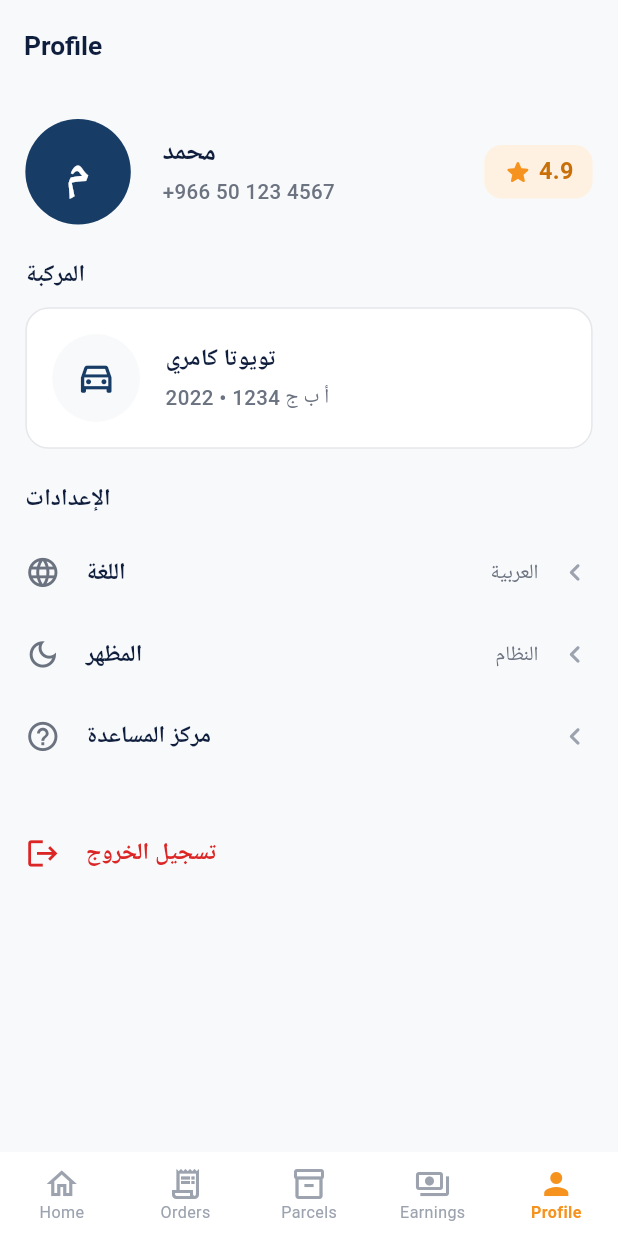
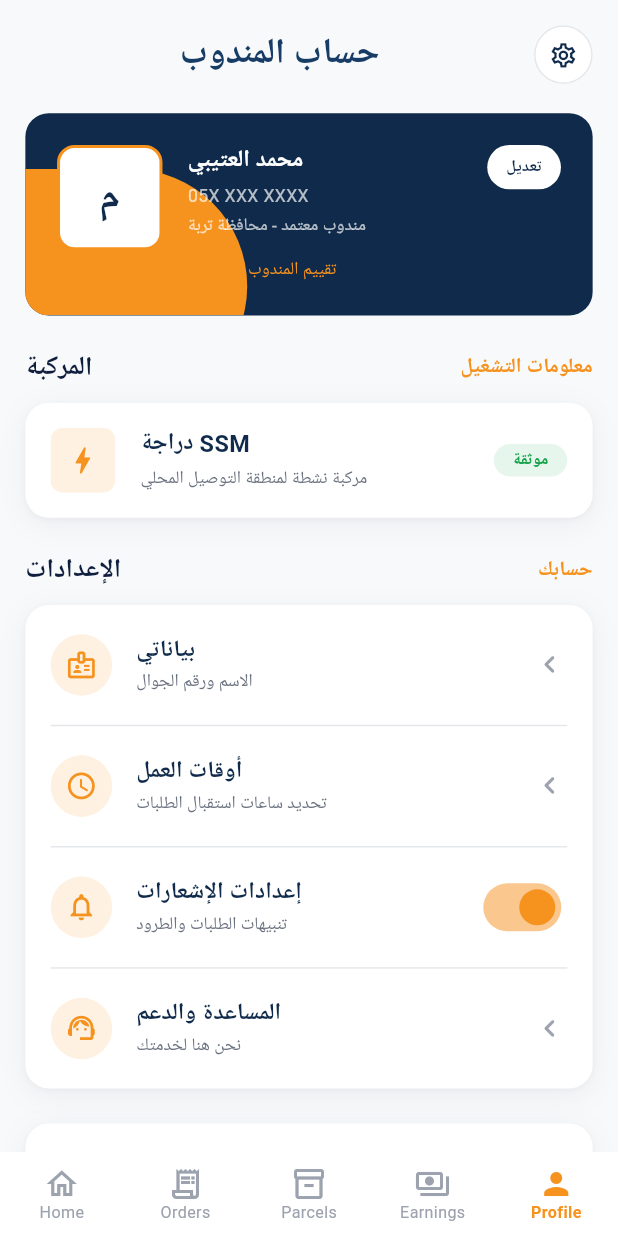
Before and after one commit to ibnRizk/ssm_driver, a Flutter app: the ProfileScreen screen opened by its route, on a phone screen of 412 x 824 dp. Run offline on Flutter 3.47's test engine with Material 3 defaults, Android fonts, the phone set to English and light mode, and no system bars; our stand-ins replace cached_network_image, dartz, dio, equatable, flutter_bloc, flutter_screenutil and 9 more; accounts and stored records are empty; Roboto replaces fonts that are missing (Cairo).

Commit message:
feat: enhance profile screen with new components and layout, add logout functionality

```diff
--- a/lib/features/auth/presentation/screens/login_screen.dart
+++ b/lib/features/auth/presentation/screens/login_screen.dart
@@ -145,6 +145,11 @@ class _PhoneField extends StatelessWidget {
                   Validator.call(value: value, type: ValidatorType.phone),
               decoration: InputDecoration(
                 border: InputBorder.none,
+                enabledBorder: InputBorder.none,
+                focusedBorder: InputBorder.none,
+                errorBorder: InputBorder.none,
+                focusedErrorBorder: InputBorder.none,
+                disabledBorder: InputBorder.none,
                 isDense: true,
                 contentPadding: EdgeInsets.symmetric(
                   vertical: AppSpacing.md.h,
--- a/lib/features/earnings/presentation/widgets/earnings_hero_card.dart
+++ b/lib/features/earnings/presentation/widgets/earnings_hero_card.dart
@@ -23,7 +23,7 @@ class EarningsHeroCard extends StatelessWidget {
     final AppColors c = context.colors;
 
     return Container(
-      height: 150.h,
+      constraints: BoxConstraints(minHeight: 150.h),
       decoration: BoxDecoration(
         color: c.primaryDark,
         borderRadius: BorderRadius.circular(AppRadius.lg.r),
--- a/lib/features/profile/presentation/screens/profile_screen.dart
+++ b/lib/features/profile/presentation/screens/profile_screen.dart
@@ -4,10 +4,34 @@ import 'package:flutter_screenutil/flutter_screenutil.dart';
 import '../../../../core/theme/app_colors.dart';
 import '../../../../core/theme/app_dimens.dart';
 import '../../../../core/theme/app_text_styles.dart';
-import '../../../../core/utils/values/strings.dart';
+import '../widgets/logout_button.dart';
+import '../widgets/profile_card.dart';
+import '../widgets/profile_header.dart';
+import '../widgets/profile_settings_list.dart';
+import '../widgets/vehicle_info_card.dart';
 
-class ProfileScreen extends StatelessWidget {
+/// Driver profile — the `profile` tab's body. `MainScaffold` already
+/// supplies the outer Scaffold and bottom nav; this only builds the
+/// scrollable content.
+///
+/// TODO: Replace the mock values below with a real driver-profile use case
+/// once the driver-account API exists (same shape as `HomeScreen`'s TODO).
+class ProfileScreen extends StatefulWidget {
   const ProfileScreen({super.key});
+
+  @override
+  State<ProfileScreen> createState() => _ProfileScreenState();
+}
+
+class _ProfileScreenState extends State<ProfileScreen> {
+  static const String _name = 'محمد العتيبي';
+  static const String _phone = '05X XXX XXXX';
+  static const String _location = 'مندوب معتمد - محافظة تربة';
+  static const String _rating = '4.9';
+  static const String _vehicleName = 'دراجة SSM';
+  static const String _vehicleSubtitle = 'مركبة نشطة لمنطقة التوصيل المحلي';
+
+  bool _notificationsEnabled = true;
 
   @override
   Widget build(BuildContext context) {
@@ -15,229 +39,91 @@ class ProfileScreen extends StatelessWidget {
 
     return Scaffold(
       backgroundColor: c.background,
-      appBar: AppBar(
-        title: Text(Strings.navProfile, style: AppTextStyles.h2(color: c.textPrimary)),
-        backgroundColor: c.background,
-        elevation: 0,
-        centerTitle: false,
-      ),
-      body: SingleChildScrollView(
+      body: SafeArea(
+        child: SingleChildScrollView(
           padding: EdgeInsets.all(AppSpacing.screen.w),
           child: Column(
             crossAxisAlignment: CrossAxisAlignment.stretch,
             children: <Widget>[
-            _ProfileHeader(name: 'محمد', phone: '+966 50 123 4567', rating: '4.9'),
+              ProfileHeader(onSettingsTap: () {}),
+              SizedBox(height: AppSpacing.lg.h),
+              const ProfileCard(
+                name: _name,
+                phone: _phone,
+                location: _location,
+                rating: _rating,
+              ),
               SizedBox(height: AppSpacing.xl.h),
-            _SectionTitle(title: 'المركبة'),
+              Row(
+                mainAxisAlignment: MainAxisAlignment.spaceBetween,
+                children: <Widget>[
+                  Text(
+                    'المركبة',
+                    style: AppTextStyles.h2(color: c.textPrimary),
+                  ),
+                  Text(
+                    'معلومات التشغيل',
+                    style: AppTextStyles.titleSmall(color: c.secondary),
+                  ),
+                ],
+              ),
               SizedBox(height: AppSpacing.sm.h),
-            _VehicleInfoCard(model: 'تويوتا كامري', plate: 'أ ب ج 1234', year: '2022'),
+              const VehicleInfoCard(
+                name: _vehicleName,
+                subtitle: _vehicleSubtitle,
+              ),
               SizedBox(height: AppSpacing.xl.h),
-            _SectionTitle(title: 'الإعدادات'),
+              Row(
+                mainAxisAlignment: MainAxisAlignment.spaceBetween,
+                children: <Widget>[
+                  Text(
+                    'الإعدادات',
+                    style: AppTextStyles.h2(color: c.textPrimary),
+                  ),
+                  Text(
+                    'حسابك',
+                    style: AppTextStyles.titleSmall(color: c.secondary),
+                  ),
+                ],
+              ),
               SizedBox(height: AppSpacing.sm.h),
-            _SettingsTile(
-              icon: Icons.language_outlined,
-              title: 'اللغة',
-              value: 'العربية',
+              ProfileSettingsList(
+                items: <ProfileSettingsItem>[
+                  ProfileSettingsItem(
+                    icon: Icons.badge_outlined,
+                    title: 'بياناتي',
+                    subtitle: 'الاسم ورقم الجوال',
                     onTap: () {},
                   ),
-            _SettingsTile(
-              icon: Icons.dark_mode_outlined,
-              title: 'المظهر',
-              value: 'النظام',
+                  ProfileSettingsItem(
+                    icon: Icons.access_time_outlined,
+                    title: 'أوقات العمل',
+                    subtitle: 'تحديد ساعات استقبال الطلبات',
                     onTap: () {},
                   ),
-            _SettingsTile(
-              icon: Icons.help_outline,
-              title: 'مركز المساعدة',
+                  ProfileSettingsItem.toggle(
+                    icon: Icons.notifications_outlined,
+                    title: 'إعدادات الإشعارات',
+                    subtitle: 'تنبيهات الطلبات والطرود',
+                    value: _notificationsEnabled,
+                    onChanged: (bool value) {
+                      setState(() => _notificationsEnabled = value);
+                    },
+                  ),
+                  ProfileSettingsItem(
+                    icon: Icons.support_agent_outlined,
+                    title: 'المساعدة والدعم',
+                    subtitle: 'نحن هنا لخدمتك',
                     onTap: () {},
                   ),
+                ],
+              ),
               SizedBox(height: AppSpacing.xl.h),
-            _SettingsTile(
-              icon: Icons.logout,
-              title: 'تسجيل الخروج',
-              textColor: c.error,
-              iconColor: c.error,
-              onTap: () {},
-              showArrow: false,
+              LogoutButton(onTap: () {}),
+            ],
           ),
-          ],
         ),
       ),
     );
   }
 }
-
-class _ProfileHeader extends StatelessWidget {
-  final String name;
-  final String phone;
-  final String rating;
-
-  const _ProfileHeader({
-    required this.name,
-    required this.phone,
-    required this.rating,
-  });
-
-  @override
-  Widget build(BuildContext context) {
-    final AppColors c = context.colors;
-
-    return Row(
-      children: <Widget>[
-        Container(
-          width: 72.r,
-          height: 72.r,
-          decoration: BoxDecoration(color: c.primary, shape: BoxShape.circle),
-          alignment: Alignment.center,
-          child: Text(
-            name.characters.first,
-            style: AppTextStyles.h1(color: Colors.white).copyWith(fontSize: 32.sp),
-          ),
-        ),
-        SizedBox(width: AppSpacing.lg.w),
-        Expanded(
-          child: Column(
-            crossAxisAlignment: CrossAxisAlignment.start,
-            children: <Widget>[
-              Text(name, style: AppTextStyles.h2(color: c.textPrimary)),
-              SizedBox(height: AppSpacing.xxs.h),
-              Text(phone, style: AppTextStyles.body(color: c.textSecondary)),
-            ],
-          ),
-        ),
-        Container(
-          padding: EdgeInsets.symmetric(horizontal: AppSpacing.sm.w, vertical: AppSpacing.xs.h),
-          decoration: BoxDecoration(
-            color: c.secondaryLight,
-            borderRadius: BorderRadius.circular(AppRadius.md.r),
-          ),
-          child: Row(
-            children: <Widget>[
-              Icon(Icons.star_rounded, color: c.secondary, size: 20.r),
-              SizedBox(width: AppSpacing.xxs.w),
-              Text(rating, style: AppTextStyles.title(color: c.secondaryDark)),
-            ],
-          ),
-        ),
-      ],
-    );
-  }
-}
-
-class _SectionTitle extends StatelessWidget {
-  final String title;
-
-  const _SectionTitle({required this.title});
-
-  @override
-  Widget build(BuildContext context) {
-    final AppColors c = context.colors;
-    return Text(
-      title,
-      style: AppTextStyles.title(color: c.textPrimary),
-    );
-  }
-}
-
-class _VehicleInfoCard extends StatelessWidget {
-  final String model;
-  final String plate;
-  final String year;
-
-  const _VehicleInfoCard({
-    required this.model,
-    required this.plate,
-    required this.year,
-  });
-
-  @override
-  Widget build(BuildContext context) {
-    final AppColors c = context.colors;
-
-    return Container(
-      padding: EdgeInsets.all(AppSpacing.md.w),
-      decoration: BoxDecoration(
-        color: c.surface,
-        borderRadius: BorderRadius.circular(AppRadius.lg.r),
-        border: Border.all(color: c.border),
-      ),
-      child: Row(
-        children: <Widget>[
-          Container(
-            padding: EdgeInsets.all(AppSpacing.md.r),
-            decoration: BoxDecoration(
-              color: c.background,
-              shape: BoxShape.circle,
-            ),
-            child: Icon(Icons.directions_car_outlined, color: c.primary, size: 28.r),
-          ),
-          SizedBox(width: AppSpacing.md.w),
-          Expanded(
-            child: Column(
-              crossAxisAlignment: CrossAxisAlignment.start,
-              children: <Widget>[
-                Text(model, style: AppTextStyles.title(color: c.textPrimary)),
-                SizedBox(height: AppSpacing.xxs.h),
-                Text('$plate • $year', style: AppTextStyles.body(color: c.textSecondary)),
-              ],
-            ),
-          ),
-        ],
-      ),
-    );
-  }
-}
-
-class _SettingsTile extends StatelessWidget {
-  final IconData icon;
-  final String title;
-  final String? value;
-  final VoidCallback onTap;
-  final Color? textColor;
-  final Color? iconColor;
-  final bool showArrow;
-
-  const _SettingsTile({
-    required this.icon,
-    required this.title,
-    this.value,
-    required this.onTap,
-    this.textColor,
-    this.iconColor,
-    this.showArrow = true,
-  });
-
-  @override
-  Widget build(BuildContext context) {
-    final AppColors c = context.colors;
-
-    return InkWell(
-      onTap: onTap,
-      borderRadius: BorderRadius.circular(AppRadius.md.r),
-      child: Padding(
-        padding: EdgeInsets.symmetric(vertical: AppSpacing.md.h),
-        child: Row(
-          children: <Widget>[
-            Icon(icon, color: iconColor ?? c.textSecondary, size: 24.r),
-            SizedBox(width: AppSpacing.md.w),
-            Expanded(
-              child: Text(
-                title,
-                style: AppTextStyles.title(color: textColor ?? c.textPrimary),
-              ),
-            ),
-            if (value != null) ...<Widget>[
-              Text(
-                value!,
-                style: AppTextStyles.body(color: c.textSecondary),
-              ),
-              SizedBox(width: AppSpacing.sm.w),
-            ],
-            if (showArrow)
-              Icon(Icons.chevron_left_rounded, color: c.textHint, size: 24.r),
-          ],
-        ),
-      ),
-    );
-  }
-}
--- /dev/null
+++ b/lib/features/profile/presentation/widgets/logout_button.dart
@@ -0,0 +1,34 @@
+import 'package:flutter/material.dart';
+import 'package:flutter_screenutil/flutter_screenutil.dart';
+
+import '../../../../core/theme/app_colors.dart';
+import '../../../../core/theme/app_decorations.dart';
+import '../../../../core/theme/app_dimens.dart';
+import '../../../../core/theme/app_text_styles.dart';
+
+/// White card with centered, bold red logout copy.
+class LogoutButton extends StatelessWidget {
+  final VoidCallback? onTap;
+
+  const LogoutButton({super.key, this.onTap});
+
+  @override
+  Widget build(BuildContext context) {
+    final AppColors c = context.colors;
+
+    return InkWell(
+      borderRadius: BorderRadius.circular(AppRadius.lg.r),
+      onTap: onTap,
+      child: Container(
+        width: double.infinity,
+        padding: EdgeInsets.symmetric(vertical: AppSpacing.md.h),
+        decoration: AppDecorations.card(c),
+        alignment: Alignment.center,
+        child: Text(
+          'تسجيل الخروج',
+          style: AppTextStyles.title(color: c.error),
+        ),
+      ),
+    );
+  }
+}
--- /dev/null
+++ b/lib/features/profile/presentation/widgets/profile_card.dart
@@ -0,0 +1,137 @@
+import 'package:flutter/material.dart';
+import 'package:flutter_screenutil/flutter_screenutil.dart';
+
+import '../../../../core/theme/app_colors.dart';
+import '../../../../core/theme/app_dimens.dart';
+import '../../../../core/theme/app_text_styles.dart';
+
+/// Navy driver-identity card: avatar, name/phone/location/rating, an edit
+/// pill, and the brand-orange wave bleeding off the bottom-left corner
+/// (same motif as `ParcelsSummaryCard` / `EarningsHeroCard`).
+class ProfileCard extends StatelessWidget {
+  final String name;
+  final String phone;
+  final String location;
+  final String rating;
+  final VoidCallback? onEditTap;
+
+  const ProfileCard({
+    super.key,
+    required this.name,
+    required this.phone,
+    required this.location,
+    required this.rating,
+    this.onEditTap,
+  });
+
+  @override
+  Widget build(BuildContext context) {
+    final AppColors c = context.colors;
+
+    return Container(
+      decoration: BoxDecoration(
+        color: c.primaryDark,
+        borderRadius: BorderRadius.circular(AppRadius.lg.r),
+      ),
+      clipBehavior: Clip.antiAlias,
+      child: Stack(
+        children: <Widget>[
+          Positioned(
+            left: -40.w,
+            bottom: -60.h,
+            child: Container(
+              width: 180.w,
+              height: 160.h,
+              decoration: BoxDecoration(
+                color: c.secondary,
+                borderRadius: BorderRadius.only(
+                  topRight: Radius.circular(80.r),
+                  bottomRight: Radius.circular(80.r),
+                ),
+              ),
+            ),
+          ),
+          Padding(
+            padding: EdgeInsets.all(AppSpacing.lg.w),
+            child: Row(
+              crossAxisAlignment: CrossAxisAlignment.start,
+              children: <Widget>[
+                Container(
+                  width: 72.r,
+                  height: 72.r,
+                  decoration: BoxDecoration(
+                    color: Colors.white,
+                    borderRadius: BorderRadius.circular(AppRadius.md.r),
+                    border: Border.all(color: c.secondary, width: 2),
+                  ),
+                  alignment: Alignment.center,
+                  child: Text(
+                    name.characters.first,
+                    style: AppTextStyles.h1(
+                      color: c.primaryDark,
+                    ).copyWith(fontSize: 28.sp),
+                  ),
+                ),
+                SizedBox(width: AppSpacing.md.w),
+                Expanded(
+                  child: Column(
+                    crossAxisAlignment: CrossAxisAlignment.start,
+                    children: <Widget>[
+                      Text(
+                        name,
+                        style: AppTextStyles.title(color: Colors.white),
+                      ),
+                      SizedBox(height: AppSpacing.xxs.h),
+                      Text(
+                        phone,
+                        style: AppTextStyles.caption(color: Colors.white70),
+                      ),
+                      SizedBox(height: 2.h),
+                      Text(
+                        location,
+                        style: AppTextStyles.caption(color: Colors.white70),
+                      ),
+                      SizedBox(height: AppSpacing.sm.h),
+                      Row(
+                        children: <Widget>[
+                          Icon(
+                            Icons.star_rounded,
+                            color: c.secondary,
+                            size: 16.r,
+                          ),
+                          SizedBox(width: AppSpacing.xxs.w),
+                          Text(
+                            '$rating تقييم المندوب',
+                            style: AppTextStyles.caption(color: c.secondary),
+                          ),
+                        ],
+                      ),
+                    ],
+                  ),
+                ),
+                Material(
+                  color: Colors.white,
+                  borderRadius: BorderRadius.circular(AppRadius.pill),
+                  child: InkWell(
+                    borderRadius: BorderRadius.circular(AppRadius.pill),
+                    onTap: onEditTap,
+                    child: Padding(
+                      padding: EdgeInsets.symmetric(
+                        horizontal: AppSpacing.sm.w,
+                        vertical: AppSpacing.xs.h,
+                      ),
+                      child: Text(
+                        'تعديل',
+                        style: AppTextStyles.label(color: c.primaryDark),
+                      ),
+                    ),
+                  ),
+                ),
+              ],
+            ),
+          ),
+        ],
+      ),
+    );
+  }
+}
--- /dev/null
+++ b/lib/features/profile/presentation/widgets/profile_header.dart
@@ -0,0 +1,48 @@
+import 'package:flutter/material.dart';
+import 'package:flutter_screenutil/flutter_screenutil.dart';
+
+import '../../../../core/theme/app_colors.dart';
+import '../../../../core/theme/app_text_styles.dart';
+
+/// Profile screen header — a centered title with a settings gear at the
+/// end. This is a root tab body (`MainScaffold` owns the bottom nav), so
+/// unlike `ParcelDetailsHeader` there is no back button here.
+class ProfileHeader extends StatelessWidget {
+  final VoidCallback? onSettingsTap;
+
+  const ProfileHeader({super.key, this.onSettingsTap});
+
+  @override
+  Widget build(BuildContext context) {
+    final AppColors c = context.colors;
+
+    return Row(
+      children: <Widget>[
+        Expanded(
+          child: Center(
+            child: Text(
+              'حساب المندوب',
+              style: AppTextStyles.h1(color: c.primary),
+            ),
+          ),
+        ),
+        Material(
+          color: c.surface,
+          shape: CircleBorder(side: BorderSide(color: c.border)),
+          child: InkWell(
+            customBorder: const CircleBorder(),
+            onTap: onSettingsTap,
+            child: Padding(
+              padding: EdgeInsets.all(10.r),
+              child: Icon(
+                Icons.settings_outlined,
+                color: c.primaryDark,
+                size: 20.r,
+              ),
+            ),
+          ),
+        ),
+      ],
+    );
+  }
+}
--- /dev/null
+++ b/lib/features/profile/presentation/widgets/profile_settings_list.dart
@@ -0,0 +1,104 @@
+import 'package:flutter/material.dart';
+import 'package:flutter_screenutil/flutter_screenutil.dart';
+
+import '../../../../core/theme/app_colors.dart';
+import '../../../../core/theme/app_decorations.dart';
+import '../../../../core/theme/app_dimens.dart';
+import '../../../../core/theme/app_text_styles.dart';
+
+/// One row's data for [ProfileSettingsList]. A row is either navigable
+/// (shows a chevron and calls [onTap]) or a toggle (shows a `Switch` bound
+/// to [value] and calls [onChanged]) — never both.
+class ProfileSettingsItem {
+  final IconData icon;
+  final String title;
+  final String subtitle;
+  final VoidCallback? onTap;
+  final bool? value;
+  final ValueChanged<bool>? onChanged;
+
+  const ProfileSettingsItem({
+    required this.icon,
+    required this.title,
+    required this.subtitle,
+    this.onTap,
+  }) : value = null,
+       onChanged = null;
+
+  const ProfileSettingsItem.toggle({
+    required this.icon,
+    required this.title,
+    required this.subtitle,
+    required this.value,
+    required this.onChanged,
+  }) : onTap = null;
+}
+
+/// Single white card holding the account-settings list, each row a
+/// [ListTile] separated by hairline dividers.
+class ProfileSettingsList extends StatelessWidget {
+  final List<ProfileSettingsItem> items;
+
+  const ProfileSettingsList({super.key, required this.items});
+
+  @override
+  Widget build(BuildContext context) {
+    final AppColors c = context.colors;
+
+    return Container(
+      decoration: AppDecorations.card(c),
+      clipBehavior: Clip.antiAlias,
+      child: Material(
+        color: Colors.transparent,
+        child: Column(
+          children: <Widget>[
+            for (int i = 0; i < items.length; i++) ...<Widget>[
+              if (i > 0) Divider(color: c.border, height: 1, indent: AppSpacing.md.w, endIndent: AppSpacing.md.w),
+              _SettingsTile(item: items[i]),
+            ],
+          ],
+        ),
+      ),
+    );
+  }
+}
+
+class _SettingsTile extends StatelessWidget {
+  final ProfileSettingsItem item;
+
+  const _SettingsTile({required this.item});
+
+  @override
+  Widget build(BuildContext context) {
+    final AppColors c = context.colors;
+    final bool isToggle = item.onChanged != null;
+
+    return ListTile(
+      onTap: item.onTap,
+      contentPadding: EdgeInsets.symmetric(
+        horizontal: AppSpacing.md.w,
+        vertical: AppSpacing.xxs.h,
+      ),
+      leading: Container(
+        padding: EdgeInsets.all(10.r),
+        decoration: BoxDecoration(
+          color: c.secondaryLight,
+          shape: BoxShape.circle,
+        ),
+        child: Icon(item.icon, color: c.secondary, size: 22.r),
+      ),
+      title: Text(item.title, style: AppTextStyles.title(color: c.primaryDark)),
+      subtitle: Text(
+        item.subtitle,
+        style: AppTextStyles.caption(color: c.textSecondary),
+      ),
+      trailing: isToggle
+          ? Switch(
+              value: item.value!,
+              onChanged: item.onChanged,
+              activeThumbColor: c.secondary,
+            )
+          : Icon(Icons.chevron_left_rounded, color: c.textHint, size: 24.r),
+    );
+  }
+}
--- /dev/null
+++ b/lib/features/profile/presentation/widgets/vehicle_info_card.dart
@@ -0,0 +1,74 @@
+import 'package:flutter/material.dart';
+import 'package:flutter_screenutil/flutter_screenutil.dart';
+
+import '../../../../core/theme/app_colors.dart';
+import '../../../../core/theme/app_decorations.dart';
+import '../../../../core/theme/app_dimens.dart';
+import '../../../../core/theme/app_text_styles.dart';
+
+/// White card summarizing the driver's assigned vehicle, with a verified
+/// pill on the trailing edge.
+class VehicleInfoCard extends StatelessWidget {
+  final String name;
+  final String subtitle;
+  final bool isVerified;
+
+  const VehicleInfoCard({
+    super.key,
+    required this.name,
+    required this.subtitle,
+    this.isVerified = true,
+  });
+
+  @override
+  Widget build(BuildContext context) {
+    final AppColors c = context.colors;
+
+    return Container(
+      width: double.infinity,
+      padding: EdgeInsets.all(AppSpacing.md.w),
+      decoration: AppDecorations.card(c),
+      child: Row(
+        children: <Widget>[
+          Container(
+            padding: EdgeInsets.all(10.r),
+            decoration: BoxDecoration(
+              color: c.secondaryLight,
+              borderRadius: BorderRadius.circular(AppRadius.sm.r),
+            ),
+            child: Icon(Icons.bolt_rounded, color: c.secondary, size: 24.r),
+          ),
+          SizedBox(width: AppSpacing.md.w),
+          Expanded(
+            child: Column(
+              crossAxisAlignment: CrossAxisAlignment.start,
+              children: <Widget>[
+                Text(name, style: AppTextStyles.title(color: c.primaryDark)),
+                SizedBox(height: AppSpacing.xxs.h),
+                Text(
+                  subtitle,
+                  style: AppTextStyles.caption(color: c.textSecondary),
+                ),
+              ],
+            ),
+          ),
+          if (isVerified)
+            Container(
+              padding: EdgeInsets.symmetric(
+                horizontal: AppSpacing.sm.w,
+                vertical: AppSpacing.xxs.h,
+              ),
+              decoration: BoxDecoration(
+                color: c.successLight,
+                borderRadius: BorderRadius.circular(AppRadius.pill),
+              ),
+              child: Text(
+                'موثقة',
+                style: AppTextStyles.label(color: c.success),
+              ),
+            ),
+        ],
+      ),
+    );
+  }
+}
```
Lines whose indentation alone changed are shown as unchanged.
